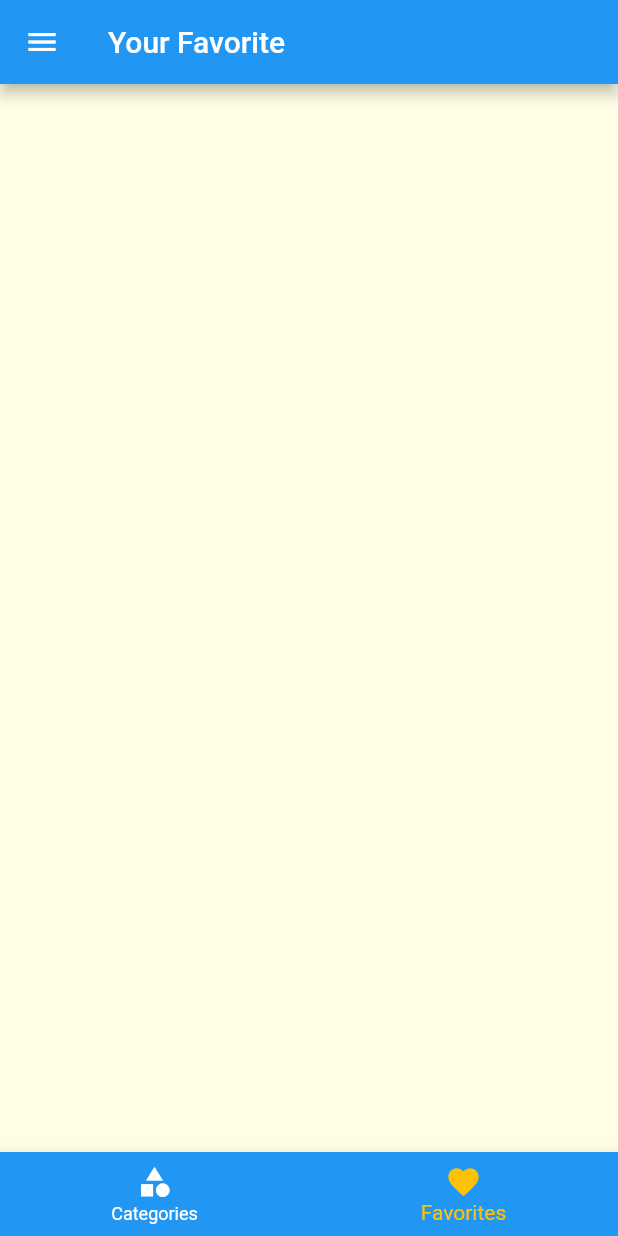
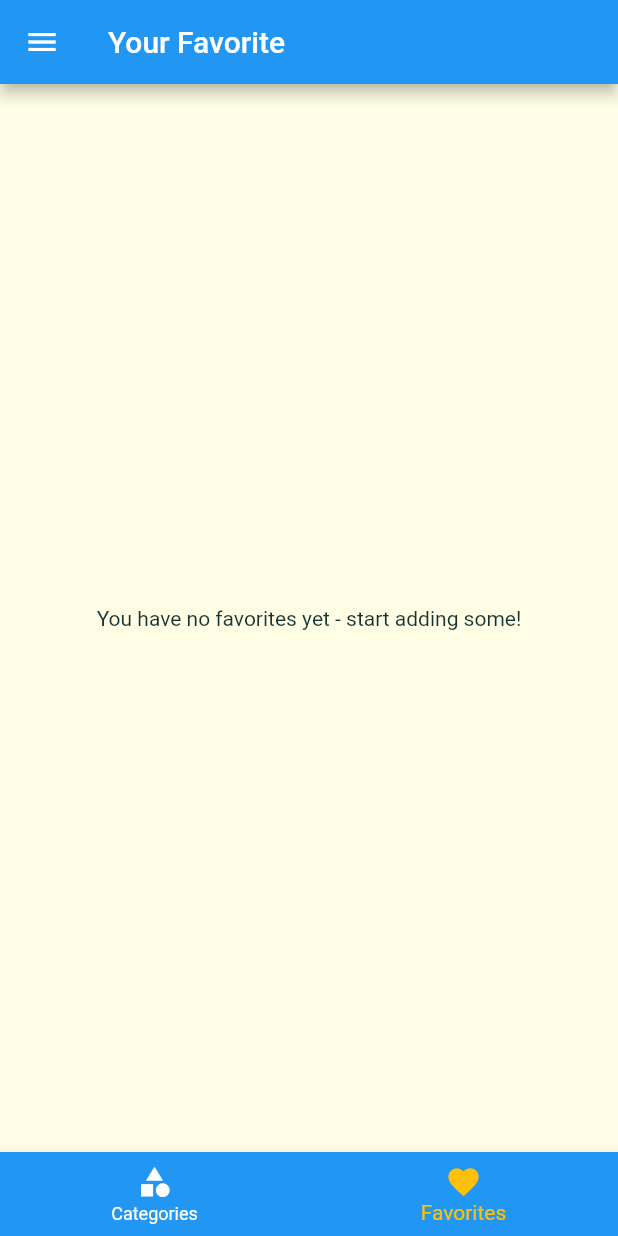
Before and after one commit to Krupal01/meal_application, a Flutter app: the screen it shows after launch, item 2 of the bottom bar chosen, on a phone screen of 412 x 824 dp. Run offline on Flutter 3.47's test engine with Material 2 defaults, Android fonts, the phone set to English and light mode, and no system bars; Roboto replaces fonts that are missing (Raleway).

Commit message:
ADD : Favorite Screen

```diff
--- a/lib/main.dart
+++ b/lib/main.dart
@@ -66,7 +66,7 @@ class _MyAppState extends State<MyApp> {
       ),
       initialRoute: TabScreen.route,
       routes: {
-        TabScreen.route: (context) => const TabScreen(),
+        TabScreen.route: (context) => TabScreen(favoriteMeals: _favoriteMeals),
         CategoryScr.route : (context) => const CategoryScr(),
         CategoryMealsScr.route : (context) => CategoryMealsScr(availableMeals: _availableMeals,),
         MealDetailsScreen.route : (context) => MealDetailsScreen(isFavorite: _isMealFavorite, toggleFavorite: _toggleFavorite)
--- a/lib/screen/favorites_screen.dart
+++ b/lib/screen/favorites_screen.dart
@@ -1,10 +1,30 @@
 import 'package:flutter/material.dart';
+import 'package:meal_application/model/meals.dart';
+
+import '../widget/meals_widget.dart';
 
 class FavoritesScr extends StatelessWidget {
-  const FavoritesScr({Key? key}) : super(key: key);
+  final List<Meal> favoriteMeals;
+  const FavoritesScr({Key? key, required this.favoriteMeals}) : super(key: key);
 
   @override
   Widget build(BuildContext context) {
-    return Container();
+    if (favoriteMeals.isEmpty) {
+      return const Center(
+        child: Text('You have no favorites yet - start adding some!'),
+      );
+    } else {
+      return ListView.builder(
+        itemBuilder: (ctx, index) {
+          return MealItem(
+            id: favoriteMeals[index].id,
+            title: favoriteMeals[index].title,
+            imageUrl: favoriteMeals[index].imageUrl,
+            complexity: favoriteMeals[index].complexity,
+          );
+        },
+        itemCount: favoriteMeals.length,
+      );
+    }
   }
 }
--- a/lib/screen/tab_screen.dart
+++ b/lib/screen/tab_screen.dart
@@ -3,9 +3,12 @@ import 'package:meal_application/screen/category_screen.dart';
 import 'package:meal_application/screen/favorites_screen.dart';
 import 'package:meal_application/widget/main_drawer.dart';
 
+import '../model/meals.dart';
+
 class TabScreen extends StatefulWidget {
   static const route = '/';
-  const TabScreen({Key? key}) : super(key: key);
+  final List<Meal> favoriteMeals;
+  const TabScreen({Key? key,  required this.favoriteMeals}) : super(key: key);
 
   @override
   State<TabScreen> createState() => _TabScreenState();
@@ -23,7 +26,7 @@ class _TabScreenState extends State<TabScreen> {
         'title': 'Categories',
       },
       {
-        'page': const FavoritesScr(),
+        'page': FavoritesScr(favoriteMeals: widget.favoriteMeals),
         'title': 'Your Favorite',
       },
     ];
```
